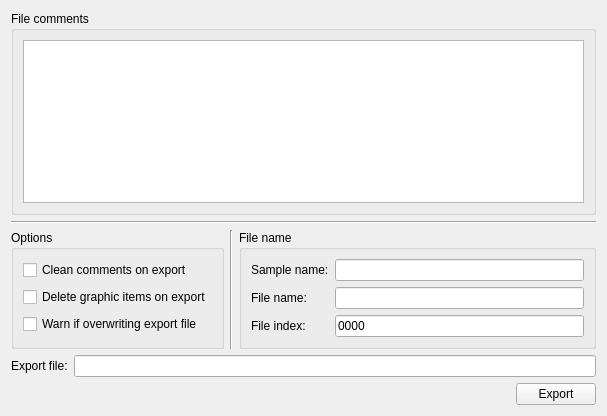
Old version of the form gui/ui_files/export_data_layout.ui in the repository natxo14/mxcube.
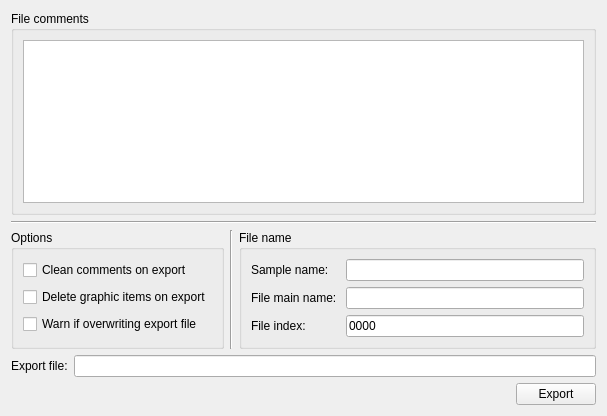
New version of the form.

Commit message: Work on export data brick

```diff
--- a/gui/ui_files/export_data_layout.ui
+++ b/gui/ui_files/export_data_layout.ui
@@ -93,7 +93,7 @@
           <item row="1" column="0">
            <widget class="QLabel" name="label_3">
             <property name="text">
-             <string>File name: </string>
+             <string>File main name: </string>
             </property>
            </widget>
           </item>
```
Left out of the diff: 2 changed lines with no effect on the pictures. The commit also changes 1 other file.
